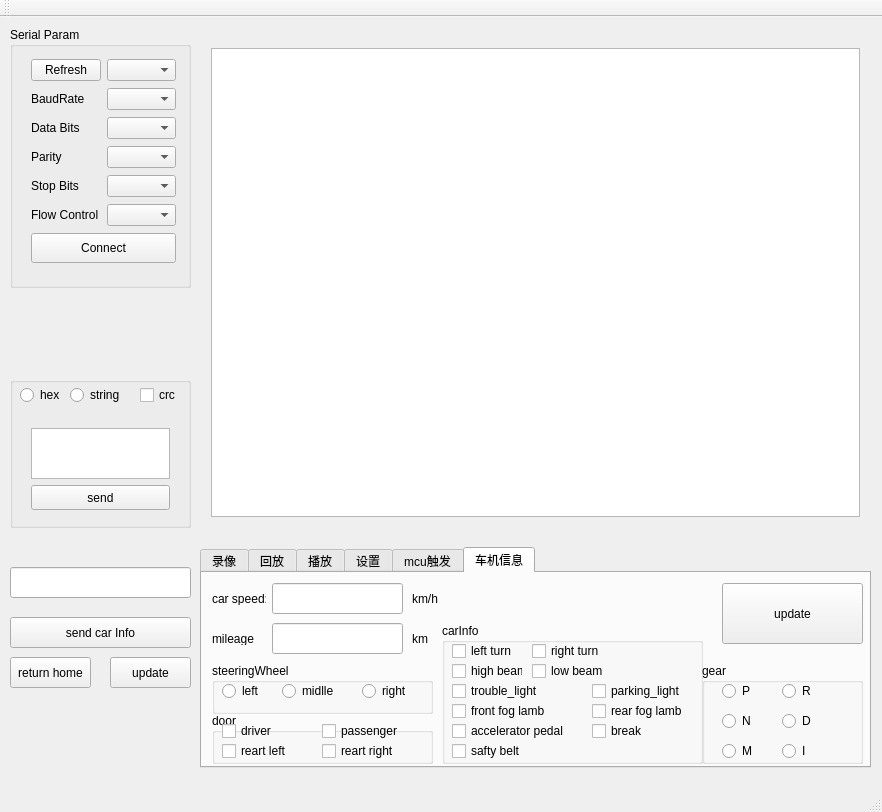
qingfengself/qf_com_assistant, file qf_com_assistant/mainwindow.ui: the form before one commit.
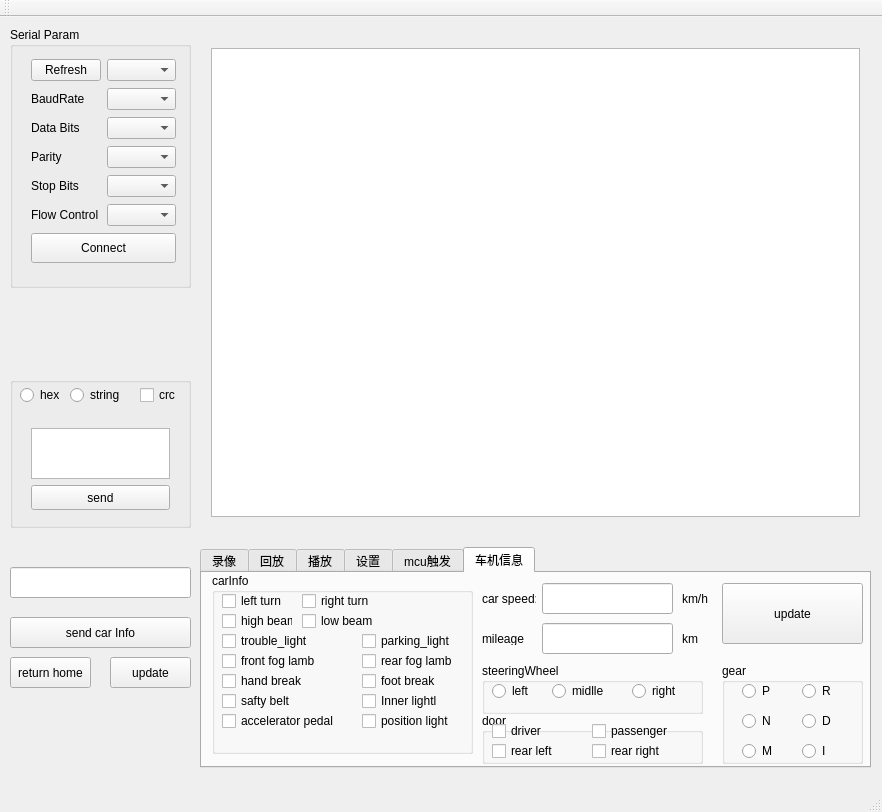
The form after the commit. The open tabs and pages were chosen to show the change.

What changed in the file:
```diff
--- a/qf_com_assistant/mainwindow.ui
+++ b/qf_com_assistant/mainwindow.ui
@@ -1005,7 +1005,7 @@
      <widget class="QLineEdit" name="lineEdit_carInfo_speed">
       <property name="geometry">
        <rect>
-        <x>70</x>
+        <x>340</x>
         <y>10</y>
         <width>131</width>
         <height>31</height>
@@ -1015,7 +1015,7 @@
      <widget class="QLabel" name="label_6">
       <property name="geometry">
        <rect>
-        <x>10</x>
+        <x>280</x>
         <y>20</y>
         <width>54</width>
         <height>12</height>
@@ -1028,7 +1028,7 @@
      <widget class="QLabel" name="label_7">
       <property name="geometry">
        <rect>
-        <x>210</x>
+        <x>480</x>
         <y>20</y>
         <width>54</width>
         <height>12</height>
@@ -1041,10 +1041,10 @@
      <widget class="QGroupBox" name="groupBox_5">
       <property name="geometry">
        <rect>
-        <x>240</x>
-        <y>50</y>
+        <x>10</x>
+        <y>0</y>
         <width>261</width>
-        <height>141</height>
+        <height>181</height>
        </rect>
       </property>
       <property name="title">
@@ -1158,7 +1158,7 @@
        <property name="geometry">
         <rect>
          <x>10</x>
-         <y>100</y>
+         <y>140</y>
          <width>141</width>
          <height>16</height>
         </rect>
@@ -1172,12 +1172,12 @@
         <rect>
          <x>150</x>
          <y>100</y>
-         <width>61</width>
+         <width>81</width>
          <height>16</height>
         </rect>
        </property>
        <property name="text">
-        <string>break</string>
+        <string>foot break</string>
        </property>
       </widget>
       <widget class="QCheckBox" name="checkBox_carInfo_saftyBelt">
@@ -1193,11 +1193,50 @@
         <string>safty belt</string>
        </property>
       </widget>
+      <widget class="QCheckBox" name="checkBox_carInfo_handBreak">
+       <property name="geometry">
+        <rect>
+         <x>10</x>
+         <y>100</y>
+         <width>101</width>
+         <height>16</height>
+        </rect>
+       </property>
+       <property name="text">
+        <string>hand break</string>
+       </property>
+      </widget>
+      <widget class="QCheckBox" name="checkBox_carInfo_innerLight">
+       <property name="geometry">
+        <rect>
+         <x>150</x>
+         <y>120</y>
+         <width>101</width>
+         <height>16</height>
+        </rect>
+       </property>
+       <property name="text">
+        <string>Inner lightl</string>
+       </property>
+      </widget>
+      <widget class="QCheckBox" name="checkBox_carInfo_positionLight">
+       <property name="geometry">
+        <rect>
+         <x>150</x>
+         <y>140</y>
+         <width>101</width>
+         <height>16</height>
+        </rect>
+       </property>
+       <property name="text">
+        <string>position light</string>
+       </property>
+      </widget>
      </widget>
      <widget class="QLabel" name="label_8">
       <property name="geometry">
        <rect>
-        <x>10</x>
+        <x>280</x>
         <y>60</y>
         <width>54</width>
         <height>12</height>
@@ -1210,7 +1249,7 @@
      <widget class="QLabel" name="label_9">
       <property name="geometry">
        <rect>
-        <x>210</x>
+        <x>480</x>
         <y>60</y>
         <width>54</width>
         <height>12</height>
@@ -1223,7 +1262,7 @@
      <widget class="QLineEdit" name="lineEdit_carInfo_mileage">
       <property name="geometry">
        <rect>
-        <x>70</x>
+        <x>340</x>
         <y>50</y>
         <width>131</width>
         <height>31</height>
@@ -1233,7 +1272,7 @@
      <widget class="QGroupBox" name="groupBox_6">
       <property name="geometry">
        <rect>
-        <x>10</x>
+        <x>280</x>
         <y>90</y>
         <width>221</width>
         <height>51</height>
@@ -1298,7 +1337,7 @@
      <widget class="QGroupBox" name="groupBox_7">
       <property name="geometry">
        <rect>
-        <x>10</x>
+        <x>280</x>
         <y>140</y>
         <width>221</width>
         <height>51</height>
@@ -1343,7 +1382,7 @@
         </rect>
        </property>
        <property name="text">
-        <string>reart left</string>
+        <string>rear left</string>
        </property>
       </widget>
       <widget class="QCheckBox" name="checkBox_carInfo_door_rearRight">
@@ -1356,16 +1395,16 @@
         </rect>
        </property>
        <property name="text">
-        <string>reart right</string>
+        <string>rear right</string>
        </property>
       </widget>
      </widget>
      <widget class="QGroupBox" name="groupBox_8">
       <property name="geometry">
        <rect>
-        <x>500</x>
+        <x>520</x>
         <y>90</y>
-        <width>161</width>
+        <width>141</width>
         <height>101</height>
        </rect>
       </property>
```
Left out of the diff: 12 changed lines with no effect on the pictures.
